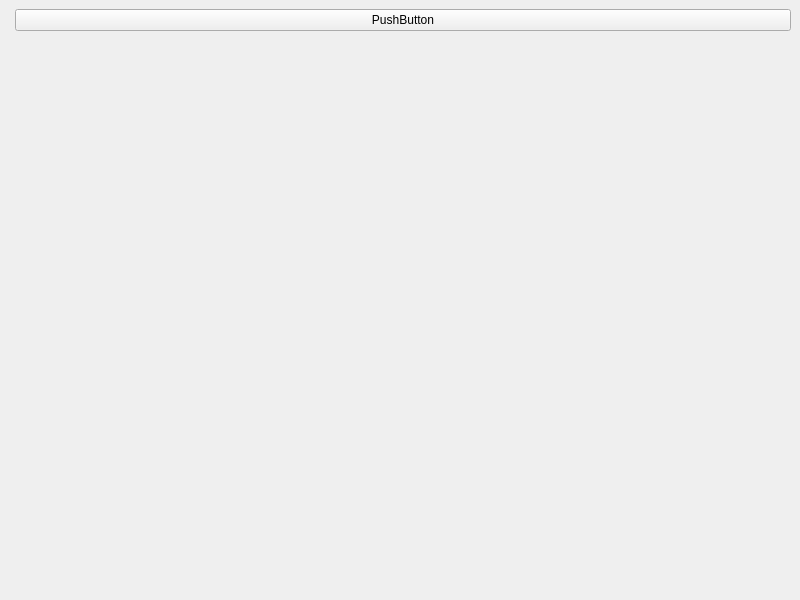
First picture: the form in mainwindow.ui, repository leo4048111/GobangDemo, before the edit.
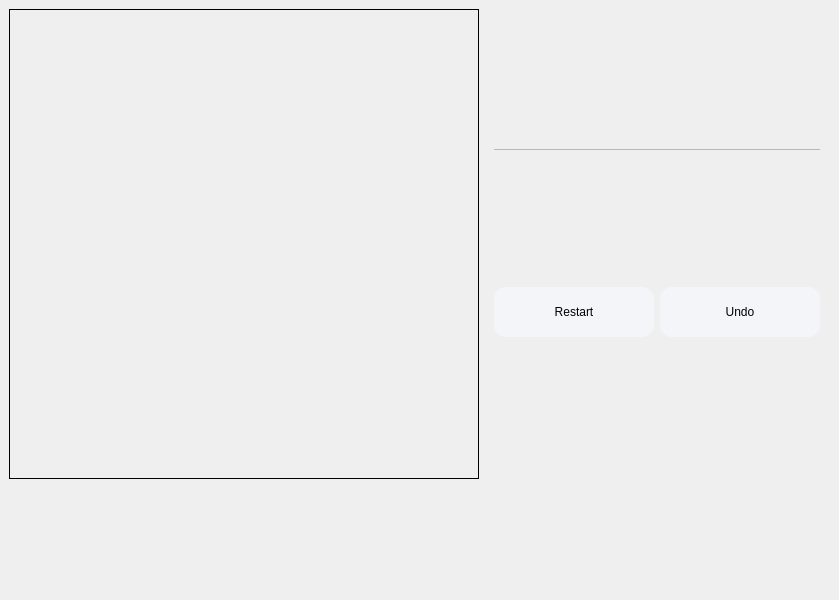
Second picture: the form after the edit. Custom widgets are drawn as their Qt base class.

The edit to the form file:
```diff
--- a/mainwindow.ui
+++ b/mainwindow.ui
@@ -6,32 +6,128 @@
    <rect>
     <x>0</x>
     <y>0</y>
-    <width>800</width>
+    <width>839</width>
     <height>600</height>
    </rect>
   </property>
+  <property name="minimumSize">
+   <size>
+    <width>0</width>
+    <height>0</height>
+   </size>
+  </property>
   <property name="windowTitle">
    <string>MainWindow</string>
   </property>
   <widget class="QWidget" name="centralwidget">
+   <property name="minimumSize">
+    <size>
+     <width>0</width>
+     <height>0</height>
+    </size>
+   </property>
    <layout class="QFormLayout" name="formLayout">
     <item row="0" column="0">
      <layout class="QHBoxLayout" name="horizontalLayout">
       <item>
-       <layout class="QVBoxLayout" name="verticalLayout"/>
+       <widget class="QGobangBoard" name="board">
+        <property name="enabled">
+         <bool>true</bool>
+        </property>
+        <property name="minimumSize">
+         <size>
+          <width>470</width>
+          <height>470</height>
+         </size>
+        </property>
+        <property name="styleSheet">
+         <string notr="true"/>
+        </property>
+        <property name="frameShape">
+         <enum>QFrame::Box</enum>
+        </property>
+        <property name="frameShadow">
+         <enum>QFrame::Plain</enum>
+        </property>
+       </widget>
+      </item>
+      <item>
+       <widget class="QFrame" name="verticalFrame">
+        <property name="styleSheet">
+         <string notr="true">QPushButton
+{
+	border: transparent;
+	background-color: rgb(243, 245, 249);
+	border-radius: 12px;
+	max-width:160;
+	min-width:160;
+	max-height:50;
+	min-height:50;
+}
+QPushButton:hover
+{
+	background-color: rgb(230, 230, 230);
+}
+
+</string>
+        </property>
+        <layout class="QVBoxLayout" name="verticalLayout">
+         <item>
+          <widget class="QFrame" name="frame">
+           <property name="minimumSize">
+            <size>
+             <width>0</width>
+             <height>1</height>
+            </size>
+           </property>
+           <property name="maximumSize">
+            <size>
+             <width>16777215</width>
+             <height>1</height>
+            </size>
+           </property>
+           <property name="frameShape">
+            <enum>QFrame::StyledPanel</enum>
+           </property>
+           <property name="frameShadow">
+            <enum>QFrame::Plain</enum>
+           </property>
+          </widget>
+         </item>
+         <item>
+          <layout class="QHBoxLayout" name="horizontalLayout_2">
+           <item>
+            <widget class="QPushButton" name="btnRestart">
+             <property name="text">
+              <string>Restart</string>
+             </property>
+            </widget>
+           </item>
+           <item>
+            <widget class="QPushButton" name="btnUndo">
+             <property name="text">
+              <string>Undo</string>
+             </property>
+            </widget>
+           </item>
+          </layout>
+         </item>
+        </layout>
+       </widget>
       </item>
      </layout>
     </item>
-    <item row="0" column="1">
-     <widget class="QPushButton" name="testBtn">
-      <property name="text">
-       <string>PushButton</string>
-      </property>
-     </widget>
-    </item>
    </layout>
   </widget>
  </widget>
+ <customwidgets>
+  <customwidget>
+   <class>QGobangBoard</class>
+   <extends>QFrame</extends>
+   <header>qgobangboard.h</header>
+   <container>1</container>
+  </customwidget>
+ </customwidgets>
  <resources/>
  <connections/>
 </ui>
```
